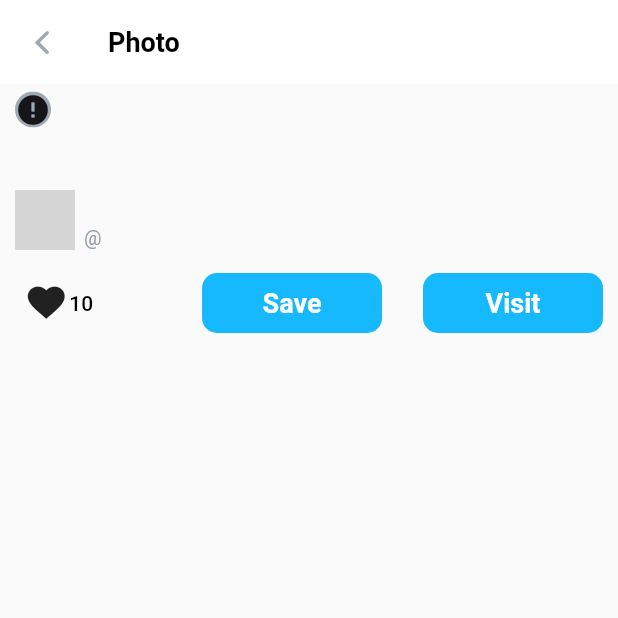
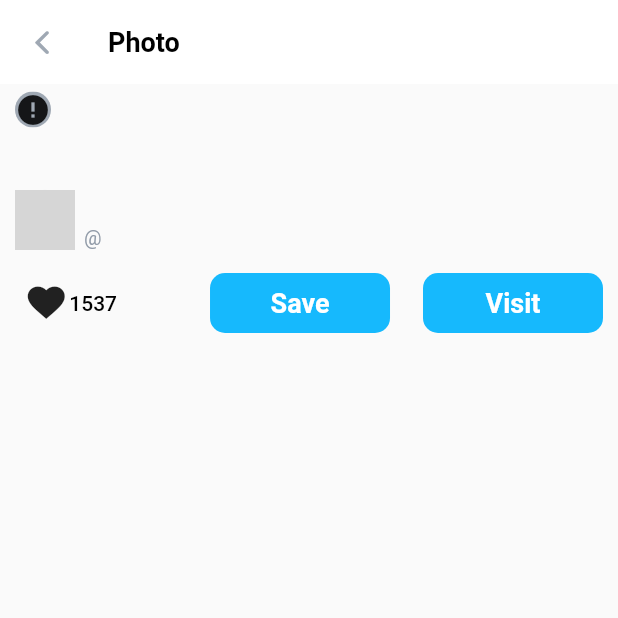
Before and after one commit to RustamElkin/skill_branch_flutter, a Flutter app: the FullScreenImage screen opened directly, on a phone screen of 412 x 824 dp, the top half of it. Run offline on Flutter 3.47's test engine with Material 2 defaults, Android fonts, the phone set to English and light mode, and no system bars; drawn by our look-alikes of cached_network_image; network calls fail; grey boxes are pictures that could not be loaded.

Commit message:
small changes

```diff
--- a/lib/screens/photo_screen.dart
+++ b/lib/screens/photo_screen.dart
@@ -23,6 +23,7 @@ class _FullScreenImageState extends State<FullScreenImage> {
   String photo;
   String userName;
   String name;
+
   @override
   void initState() {
     altDescription = widget.altDescription != null ? widget.altDescription : "";
@@ -65,12 +66,12 @@ class _FullScreenImageState extends State<FullScreenImage> {
             child: Row(
               mainAxisAlignment: MainAxisAlignment.spaceBetween,
               children: [
-                LikeButton(10, true),
+                LikeButton(1537, true),
                 SizedBox(
                   width: 10,
                 ),
                 GestureDetector(
-                  onTap: () {},
+                  onTap: () => true,
                   child: Container(
                       width: 120,
                       height: 40,
@@ -83,7 +84,7 @@ class _FullScreenImageState extends State<FullScreenImage> {
                                   .copyWith(color: AppColors.white)))),
                 ),
                 GestureDetector(
-                  onTap: () {},
+                  onTap: () => true,
                   child: Container(
                       width: 120,
                       height: 40,
@@ -111,22 +112,22 @@ class _FullScreenImageState extends State<FullScreenImage> {
         children: <Widget>[
           Row(
             children: <Widget>[
-                UserAvatar(
-                    'https://skill-branch.ru/img/speakers/Adechenko.jpg'),
+              UserAvatar('https://skill-branch.ru/img/speakers/Adechenko.jpg'),
               SizedBox(width: 6),
               Column(
                 crossAxisAlignment: CrossAxisAlignment.start,
                 mainAxisAlignment: MainAxisAlignment.spaceBetween,
                 children: <Widget>[
-                    Text(name, style: AppStyles.h1Black),
-                    Text("@" + userName,
-                        style: AppStyles.h5Black
-                            .copyWith(color: AppColors.manatee))
-                  ],
-                )
+                  Text(name.toString(), style: AppStyles.h1Black),
+                  Text('@$userName',
+                      style:
+                          AppStyles.h5Black.copyWith(color: AppColors.manatee)),
                 ],
               ),
             ],
-        ));
+          ),
+        ],
+      ),
+    );
   }
 }
--- a/lib/widgets/photo.dart
+++ b/lib/widgets/photo.dart
@@ -1,5 +1,4 @@
 import 'package:cached_network_image/cached_network_image.dart';
-import 'package:flutter/cupertino.dart';
 import 'package:flutter/material.dart';
 import 'package:FlutterGalleryApp/res/res.dart';
 
```
Lines whose indentation alone changed are shown as unchanged.
